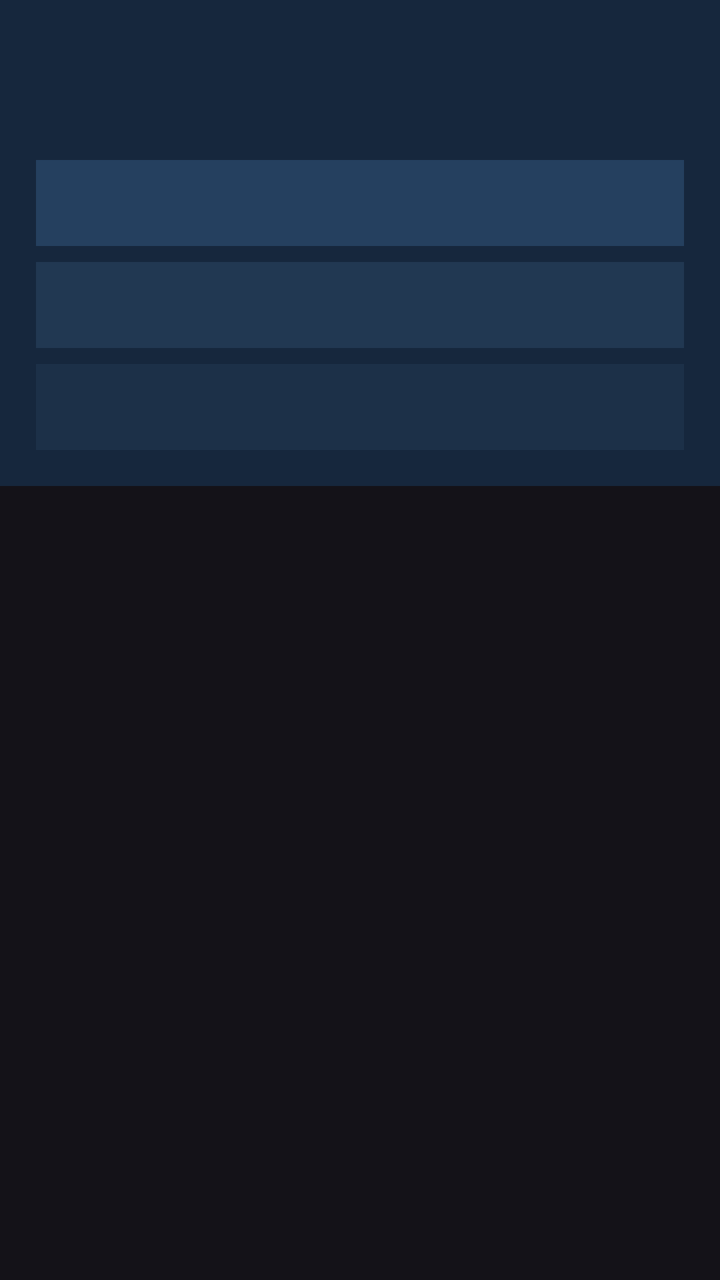
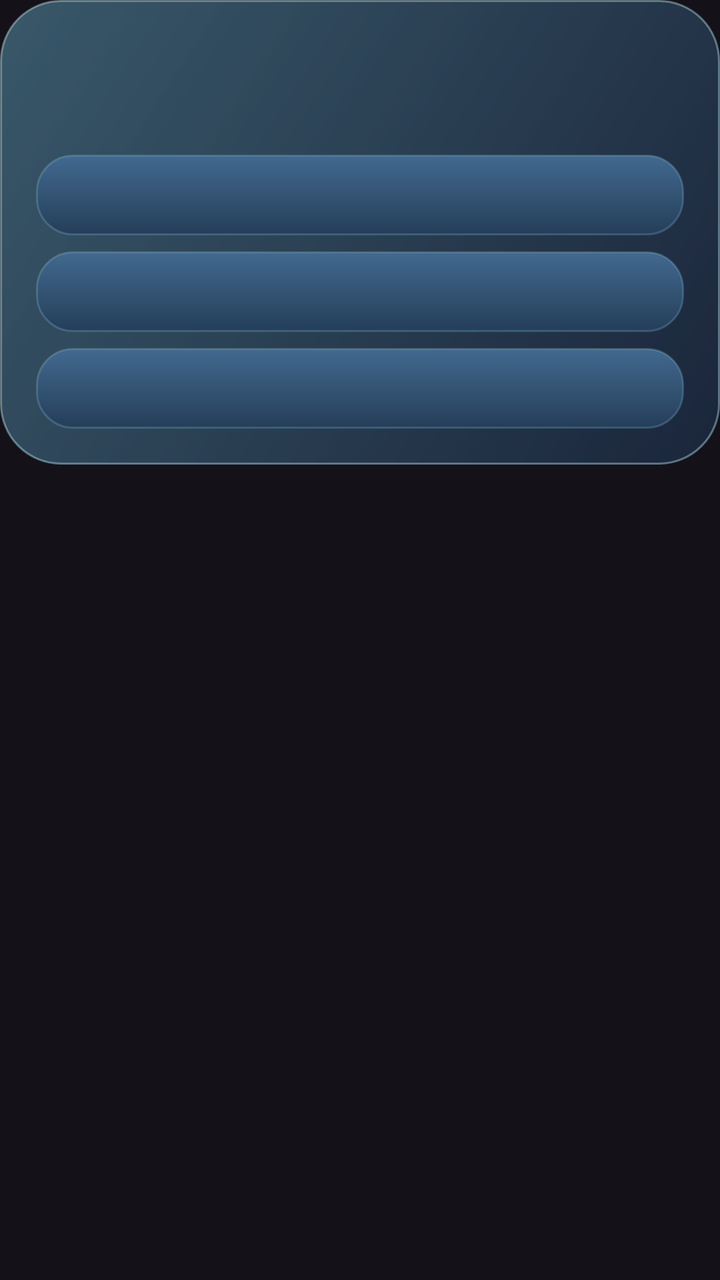

An Android layout rendered at two revisions. The XML below is the earlier revision; the diff shows what the commit changed to produce the second picture.
<!-- AndroidManifest.xml: application theme Theme.IntuLauncher -->
<!-- res/layout/app_widget_prediction.xml -->
<?xml version="1.0" encoding="utf-8"?>
<LinearLayout xmlns:android="http://schemas.android.com/apk/res/android"
    android:id="@+id/widgetRootLayout"
    android:layout_width="match_parent"
    android:layout_height="wrap_content"
    android:background="@android:color/transparent"
    android:orientation="vertical"
    android:padding="0dp">

    <LinearLayout
        android:layout_width="match_parent"
        android:layout_height="wrap_content"
        android:background="#16273D"
        android:orientation="vertical"
        android:padding="18dp">

        <TextView
            android:id="@+id/widgetProfileText"
            android:layout_width="match_parent"
            android:layout_height="wrap_content"
            android:textColor="#9AE4FF"
            android:textSize="13sp"
            android:textStyle="bold" />

        <TextView
            android:id="@+id/widgetSummaryText"
            android:layout_width="match_parent"
            android:layout_height="wrap_content"
            android:layout_marginTop="6dp"
            android:textColor="#F3F8FF"
            android:textSize="18sp"
            android:textStyle="bold" />

        <TextView
            android:id="@+id/widgetSlotOneText"
            android:layout_width="match_parent"
            android:layout_height="wrap_content"
            android:layout_marginTop="14dp"
            android:background="#25405F"
            android:paddingStart="14dp"
            android:paddingTop="12dp"
            android:paddingEnd="14dp"
            android:paddingBottom="12dp"
            android:textColor="#F6F8FD"
            android:textSize="14sp" />

        <TextView
            android:id="@+id/widgetSlotTwoText"
            android:layout_width="match_parent"
            android:layout_height="wrap_content"
            android:layout_marginTop="8dp"
            android:background="#213852"
            android:paddingStart="14dp"
            android:paddingTop="12dp"
            android:paddingEnd="14dp"
            android:paddingBottom="12dp"
            android:textColor="#F6F8FD"
            android:textSize="14sp" />

        <TextView
            android:id="@+id/widgetSlotThreeText"
            android:layout_width="match_parent"
            android:layout_height="wrap_content"
            android:layout_marginTop="8dp"
            android:background="#1C3048"
            android:paddingStart="14dp"
            android:paddingTop="12dp"
            android:paddingEnd="14dp"
            android:paddingBottom="12dp"
            android:textColor="#F6F8FD"
            android:textSize="14sp" />
    </LinearLayout>
</LinearLayout>
<!-- resources referenced by this layout -->
<resources>
  <style name="Theme.IntuLauncher" parent="Theme.Material3.Dark.NoActionBar">
          <item name="android:statusBarColor">@android:color/transparent</item>
          <item name="android:navigationBarColor">@android:color/black</item>
          <item name="android:windowLightStatusBar">false</item>
          <item name="android:windowLightNavigationBar" tools:targetApi="o_mr1">false</item>
      </style>
</resources>

<!-- the commit's change to res/layout/app_widget_prediction.xml (unified diff, before → after) -->
@@ -10,7 +10,7 @@
     <LinearLayout
         android:layout_width="match_parent"
         android:layout_height="wrap_content"
-        android:background="#16273D"
+        android:background="@drawable/bg_widget_glass"
         android:orientation="vertical"
         android:padding="18dp">
 
@@ -28,7 +28,7 @@
             android:layout_height="wrap_content"
             android:layout_marginTop="6dp"
             android:textColor="#F3F8FF"
-            android:textSize="18sp"
+            android:textSize="16sp"
             android:textStyle="bold" />
 
         <TextView
@@ -36,38 +36,38 @@
             android:layout_width="match_parent"
             android:layout_height="wrap_content"
             android:layout_marginTop="14dp"
-            android:background="#25405F"
+            android:background="@drawable/bg_widget_slot"
             android:paddingStart="14dp"
             android:paddingTop="12dp"
             android:paddingEnd="14dp"
             android:paddingBottom="12dp"
             android:textColor="#F6F8FD"
-            android:textSize="14sp" />
+            android:textSize="12sp" />
 
         <TextView
             android:id="@+id/widgetSlotTwoText"
             android:layout_width="match_parent"
             android:layout_height="wrap_content"
             android:layout_marginTop="8dp"
-            android:background="#213852"
+            android:background="@drawable/bg_widget_slot"
             android:paddingStart="14dp"
             android:paddingTop="12dp"
             android:paddingEnd="14dp"
             android:paddingBottom="12dp"
             android:textColor="#F6F8FD"
-            android:textSize="14sp" />
+            android:textSize="12sp" />
 
         <TextView
             android:id="@+id/widgetSlotThreeText"
             android:layout_width="match_parent"
             android:layout_height="wrap_content"
             android:layout_marginTop="8dp"
-            android:background="#1C3048"
+            android:background="@drawable/bg_widget_slot"
             android:paddingStart="14dp"
             android:paddingTop="12dp"
             android:paddingEnd="14dp"
             android:paddingBottom="12dp"
             android:textColor="#F6F8FD"
-            android:textSize="14sp" />
+            android:textSize="12sp" />
     </LinearLayout>
 </LinearLayout>
<!-- resource entries referenced after the edit -->
@@ -1,5 +1,29 @@
 <!-- resources referenced by this layout -->
 <resources>
+  <!-- drawable bg_widget_glass (drawable) -->
+  <?xml version="1.0" encoding="utf-8"?>
+  <shape xmlns:android="http://schemas.android.com/apk/res/android" android:shape="rectangle">
+      <corners android:radius="30dp" />
+      <gradient
+          android:angle="315"
+          android:endColor="#1A253A"
+          android:startColor="#5A7CD7FF" />
+      <stroke
+          android:width="1dp"
+          android:color="#66C4F5FF" />
+  </shape>
+  <!-- drawable bg_widget_slot (drawable) -->
+  <?xml version="1.0" encoding="utf-8"?>
+  <shape xmlns:android="http://schemas.android.com/apk/res/android" android:shape="rectangle">
+      <corners android:radius="18dp" />
+      <gradient
+          android:angle="270"
+          android:endColor="#253E59"
+          android:startColor="#42698F" />
+      <stroke
+          android:width="1dp"
+          android:color="#339AE4FF" />
+  </shape>
   <style name="Theme.IntuLauncher" parent="Theme.Material3.Dark.NoActionBar">
           <item name="android:statusBarColor">@android:color/transparent</item>
           <item name="android:navigationBarColor">@android:color/black</item>
